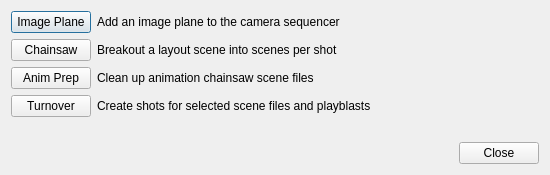
The window that module/wildchildanimation/gui/forms/maya/layout_control_dialog.ui (dearyangyu/swing) describes before a commit, drawn with Qt 5.
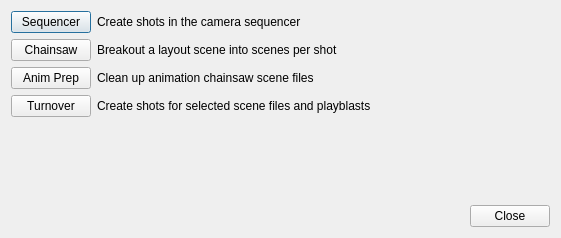
The same window after the commit.

What changed in the file:
```diff
--- a/module/wildchildanimation/gui/forms/maya/layout_control_dialog.ui
+++ b/module/wildchildanimation/gui/forms/maya/layout_control_dialog.ui
@@ -6,8 +6,8 @@
    <rect>
     <x>0</x>
     <y>0</y>
-    <width>550</width>
-    <height>175</height>
+    <width>561</width>
+    <height>238</height>
    </rect>
   </property>
   <property name="minimumSize">
@@ -18,8 +18,8 @@
   </property>
   <property name="maximumSize">
    <size>
-    <width>550</width>
-    <height>175</height>
+    <width>32768</width>
+    <height>32768</height>
    </size>
   </property>
   <property name="windowTitle">
@@ -34,14 +34,14 @@
      <item>
       <widget class="QPushButton" name="pushButtonImagePlane">
        <property name="text">
-        <string>Image Plane</string>
+        <string>Sequencer</string>
        </property>
       </widget>
      </item>
      <item>
       <widget class="QLabel" name="labelImagePlane">
        <property name="text">
-        <string>Add an image plane to the camera sequencer</string>
+        <string>Create shots in the camera sequencer</string>
        </property>
       </widget>
      </item>
```
Left out of the diff: 8 changed lines with no effect on the pictures.
